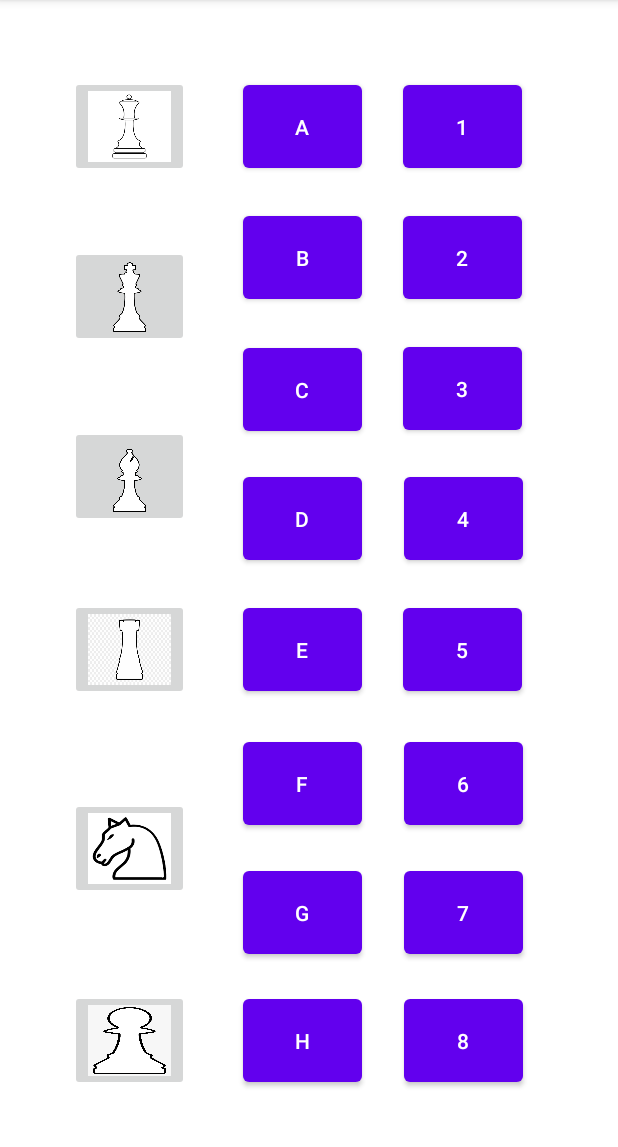
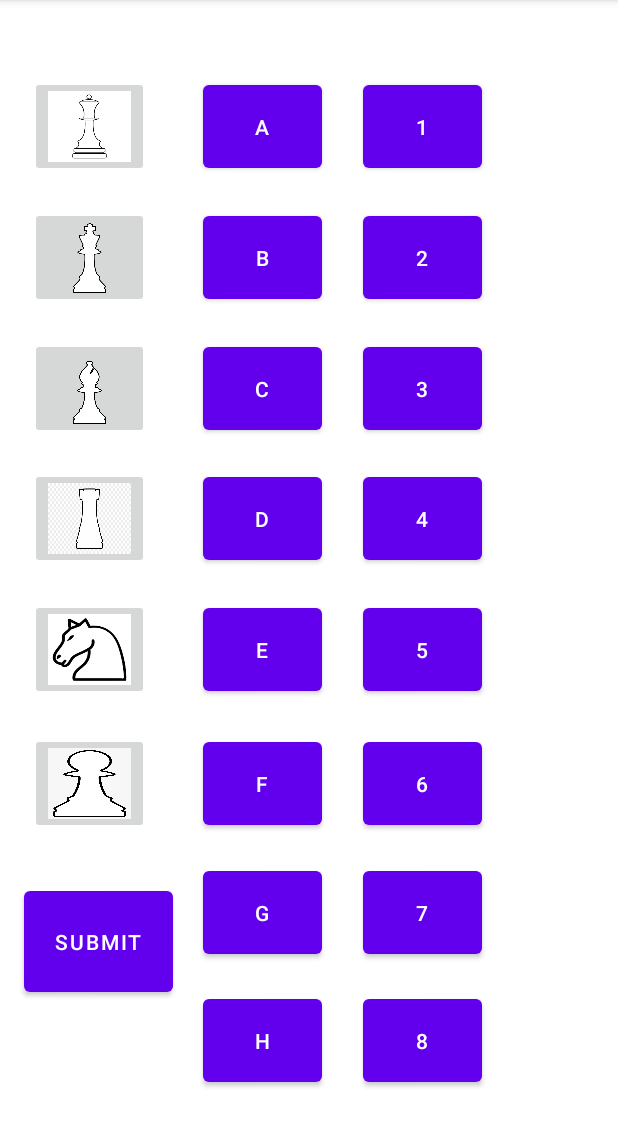
Before and after one commit to DeanLarkin/AndroidChess, an Android app: the MoveLayout screen opened through its navigation route, on a phone screen of 412 x 824 dp, the part 84-1231 px from its top. Run offline under Robolectric (Android 15) with nearby library versions, the phone set to English and light mode, and no system bars.

Commit message:
Changed move fragment

```diff
--- a/app/src/main/java/com/example/chess/MoveLayout.kt
+++ b/app/src/main/java/com/example/chess/MoveLayout.kt
@@ -6,52 +6,32 @@ import android.view.LayoutInflater
 import android.view.View
 import android.view.ViewGroup
 import androidx.fragment.app.activityViewModels
+import com.example.chess.databinding.FragmentMoveLayoutBinding
 
-// TODO: Rename parameter arguments, choose names that match
-// the fragment initialization parameters, e.g. ARG_ITEM_NUMBER
-private const val ARG_PARAM1 = "param1"
-private const val ARG_PARAM2 = "param2"
-
-/**
- * A simple [Fragment] subclass.
- * Use the [MoveLayout.newInstance] factory method to
- * create an instance of this fragment.
- */
 class MoveLayout : Fragment() {
 
+    private lateinit var binding: FragmentMoveLayoutBinding
     private val cvm: ChessViewModel by activityViewModels()
 
     override fun onCreate(savedInstanceState: Bundle?) {
         super.onCreate(savedInstanceState)
-        arguments?.let {
-        }
+
     }
 
     override fun onCreateView(
         inflater: LayoutInflater, container: ViewGroup?,
         savedInstanceState: Bundle?
+
     ): View? {
-        // Inflate the layout for this fragment
-        return inflater.inflate(R.layout.fragment_move_layout, container, false)
+
+        binding = FragmentMoveLayoutBinding.inflate(layoutInflater, container, false)
+        var pieceName: String = ""
+        var positionLetter: String = ""
+        var positionNumber: String = ""
+
+
+
+        return binding.root
     }
 
-    companion object {
-        /**
-         * Use this factory method to create a new instance of
-         * this fragment using the provided parameters.
-         *
-         * @param param1 Parameter 1.
-         * @param param2 Parameter 2.
-         * @return A new instance of fragment MoveLayout.
-         */
-        // TODO: Rename and change types and number of parameters
-        @JvmStatic
-        fun newInstance(param1: String, param2: String) =
-            MoveLayout().apply {
-                arguments = Bundle().apply {
-                    putString(ARG_PARAM1, param1)
-                    putString(ARG_PARAM2, param2)
-                }
-            }
-    }
 }
--- a/app/src/main/res/layout/fragment_move_layout.xml
+++ b/app/src/main/res/layout/fragment_move_layout.xml
@@ -7,185 +7,57 @@
     android:layout_height="match_parent"
     tools:context=".MoveLayout"
     >
+
     <Button
-        android:id="@+id/button9"
+        android:id="@+id/submitButton"
+        android:layout_width="99dp"
+        android:layout_height="79dp"
+        android:text="submit"
+        app:layout_constraintBottom_toBottomOf="parent"
+        app:layout_constraintEnd_toEndOf="parent"
+        app:layout_constraintHorizontal_bias="0.051"
+        app:layout_constraintStart_toStartOf="parent"
+        app:layout_constraintTop_toTopOf="parent"
+        app:layout_constraintVertical_bias="0.854" />
+
+    <Button
+        android:id="@+id/buttonA"
         android:layout_width="79dp"
         android:layout_height="67dp"
-        android:text="1"
+        android:text="A"
         app:layout_constraintBottom_toBottomOf="parent"
         app:layout_constraintEnd_toEndOf="parent"
-        app:layout_constraintHorizontal_bias="0.807"
+        app:layout_constraintHorizontal_bias="0.406"
         app:layout_constraintStart_toStartOf="parent"
         app:layout_constraintTop_toTopOf="parent"
         app:layout_constraintVertical_bias="0.072" />
 
     <Button
-        android:id="@+id/button10"
-        android:layout_width="79dp"
-        android:layout_height="67dp"
-        android:text="2"
-        app:layout_constraintBottom_toBottomOf="parent"
-        app:layout_constraintEnd_toEndOf="parent"
-        app:layout_constraintHorizontal_bias="0.807"
-        app:layout_constraintStart_toStartOf="parent"
-        app:layout_constraintTop_toTopOf="parent"
-        app:layout_constraintVertical_bias="0.197" />
-
-    <Button
-        android:id="@+id/button11"
-        android:layout_width="79dp"
-        android:layout_height="67dp"
-        android:text="3"
-        app:layout_constraintBottom_toBottomOf="parent"
-        app:layout_constraintEnd_toEndOf="parent"
-        app:layout_constraintHorizontal_bias="0.807"
-        app:layout_constraintStart_toStartOf="parent"
-        app:layout_constraintTop_toTopOf="parent"
-        app:layout_constraintVertical_bias="0.322" />
-
-    <Button
-        android:id="@+id/button12"
-        android:layout_width="79dp"
-        android:layout_height="67dp"
-        android:text="4"
-        app:layout_constraintBottom_toBottomOf="parent"
-        app:layout_constraintEnd_toEndOf="parent"
-        app:layout_constraintHorizontal_bias="0.81"
-        app:layout_constraintStart_toStartOf="parent"
-        app:layout_constraintTop_toTopOf="parent"
-        app:layout_constraintVertical_bias="0.445" />
-
-    <Button
-        android:id="@+id/button13"
-        android:layout_width="79dp"
-        android:layout_height="67dp"
-        android:text="5"
-        app:layout_constraintBottom_toBottomOf="parent"
-        app:layout_constraintEnd_toEndOf="parent"
-        app:layout_constraintHorizontal_bias="0.807"
-        app:layout_constraintStart_toStartOf="parent"
-        app:layout_constraintTop_toTopOf="parent"
-        app:layout_constraintVertical_bias="0.57" />
-
-    <Button
-        android:id="@+id/button14"
+        android:id="@+id/button6"
         android:layout_width="79dp"
         android:layout_height="67dp"
         android:text="6"
         app:layout_constraintBottom_toBottomOf="parent"
         app:layout_constraintEnd_toEndOf="parent"
-        app:layout_constraintHorizontal_bias="0.81"
+        app:layout_constraintHorizontal_bias="0.728"
         app:layout_constraintStart_toStartOf="parent"
         app:layout_constraintTop_toTopOf="parent"
         app:layout_constraintVertical_bias="0.697" />
 
-    <Button
-        android:id="@+id/button15"
+    <ImageButton
+        android:id="@+id/queen"
         android:layout_width="79dp"
         android:layout_height="67dp"
-        android:text="7"
+        android:adjustViewBounds="true"
+        android:contentDescription="queen"
+        android:scaleType="fitXY"
         app:layout_constraintBottom_toBottomOf="parent"
         app:layout_constraintEnd_toEndOf="parent"
-        app:layout_constraintHorizontal_bias="0.81"
+        app:layout_constraintHorizontal_bias="0.06"
         app:layout_constraintStart_toStartOf="parent"
         app:layout_constraintTop_toTopOf="parent"
-        app:layout_constraintVertical_bias="0.82" />
-
-    <Button
-        android:id="@+id/button16"
-        android:layout_width="79dp"
-        android:layout_height="67dp"
-        android:text="8"
-        app:layout_constraintBottom_toBottomOf="parent"
-        app:layout_constraintEnd_toEndOf="parent"
-        app:layout_constraintHorizontal_bias="0.81"
-        app:layout_constraintStart_toStartOf="parent"
-        app:layout_constraintTop_toTopOf="parent"
-        app:layout_constraintVertical_bias="0.942" />
-
-    <Button
-        android:id="@+id/button2"
-        android:layout_width="79dp"
-        android:layout_height="67dp"
-        android:text="B"
-        app:layout_constraintBottom_toBottomOf="parent"
-        app:layout_constraintEnd_toEndOf="parent"
-        app:layout_constraintHorizontal_bias="0.487"
-        app:layout_constraintStart_toStartOf="parent"
-        app:layout_constraintTop_toTopOf="parent"
-        app:layout_constraintVertical_bias="0.197" />
-
-    <Button
-        android:id="@+id/button3"
-        android:layout_width="79dp"
-        android:layout_height="67dp"
-        android:text="C"
-        app:layout_constraintBottom_toBottomOf="parent"
-        app:layout_constraintEnd_toEndOf="parent"
-        app:layout_constraintHorizontal_bias="0.487"
-        app:layout_constraintStart_toStartOf="parent"
-        app:layout_constraintTop_toTopOf="parent"
-        app:layout_constraintVertical_bias="0.323" />
-
-    <Button
-        android:id="@+id/button4"
-        android:layout_width="79dp"
-        android:layout_height="67dp"
-        android:text="D"
-        app:layout_constraintBottom_toBottomOf="parent"
-        app:layout_constraintEnd_toEndOf="parent"
-        app:layout_constraintHorizontal_bias="0.487"
-        app:layout_constraintStart_toStartOf="parent"
-        app:layout_constraintTop_toTopOf="parent"
-        app:layout_constraintVertical_bias="0.445" />
-
-    <Button
-        android:id="@+id/button5"
-        android:layout_width="79dp"
-        android:layout_height="67dp"
-        android:text="E"
-        app:layout_constraintBottom_toBottomOf="parent"
-        app:layout_constraintEnd_toEndOf="parent"
-        app:layout_constraintHorizontal_bias="0.487"
-        app:layout_constraintStart_toStartOf="parent"
-        app:layout_constraintTop_toTopOf="parent"
-        app:layout_constraintVertical_bias="0.57" />
-
-    <Button
-        android:id="@+id/button6"
-        android:layout_width="79dp"
-        android:layout_height="67dp"
-        android:text="F"
-        app:layout_constraintBottom_toBottomOf="parent"
-        app:layout_constraintEnd_toEndOf="parent"
-        app:layout_constraintHorizontal_bias="0.487"
-        app:layout_constraintStart_toStartOf="parent"
-        app:layout_constraintTop_toTopOf="parent"
-        app:layout_constraintVertical_bias="0.697" />
-
-    <Button
-        android:id="@+id/button7"
-        android:layout_width="79dp"
-        android:layout_height="67dp"
-        android:text="G"
-        app:layout_constraintBottom_toBottomOf="parent"
-        app:layout_constraintEnd_toEndOf="parent"
-        app:layout_constraintHorizontal_bias="0.487"
-        app:layout_constraintStart_toStartOf="parent"
-        app:layout_constraintTop_toTopOf="parent"
-        app:layout_constraintVertical_bias="0.82" />
-
-    <Button
-        android:id="@+id/button8"
-        android:layout_width="79dp"
-        android:layout_height="67dp"
-        android:text="H"
-        app:layout_constraintBottom_toBottomOf="parent"
-        app:layout_constraintEnd_toEndOf="parent"
-        app:layout_constraintHorizontal_bias="0.487"
-        app:layout_constraintStart_toStartOf="parent"
-        app:layout_constraintTop_toTopOf="parent"
-        app:layout_constraintVertical_bias="0.942" />
+        app:layout_constraintVertical_bias="0.072"
+        app:srcCompat="@drawable/queen" />
 
     <ImageButton
         android:id="@+id/pawn"
@@ -196,11 +68,152 @@
         android:scaleType="fitXY"
         app:layout_constraintBottom_toBottomOf="parent"
         app:layout_constraintEnd_toEndOf="parent"
-        app:layout_constraintHorizontal_bias="0.141"
+        app:layout_constraintHorizontal_bias="0.06"
         app:layout_constraintStart_toStartOf="parent"
         app:layout_constraintTop_toTopOf="parent"
-        app:layout_constraintVertical_bias="0.942"
+        app:layout_constraintVertical_bias="0.697"
         app:srcCompat="@drawable/pawn" />
+
+    <Button
+        android:id="@+id/button8"
+        android:layout_width="79dp"
+        android:layout_height="67dp"
+        android:text="8"
+        app:layout_constraintBottom_toBottomOf="parent"
+        app:layout_constraintEnd_toEndOf="parent"
+        app:layout_constraintHorizontal_bias="0.728"
+        app:layout_constraintStart_toStartOf="parent"
+        app:layout_constraintTop_toTopOf="parent"
+        app:layout_constraintVertical_bias="0.942" />
+
+    <ImageButton
+        android:id="@+id/imageButton3"
+        android:layout_width="79dp"
+        android:layout_height="67dp"
+        android:adjustViewBounds="true"
+        android:contentDescription="bishop"
+        android:scaleType="fitXY"
+        app:layout_constraintBottom_toBottomOf="parent"
+        app:layout_constraintEnd_toEndOf="parent"
+        app:layout_constraintHorizontal_bias="0.06"
+        app:layout_constraintStart_toStartOf="parent"
+        app:layout_constraintTop_toTopOf="parent"
+        app:layout_constraintVertical_bias="0.322"
+        app:srcCompat="@drawable/bishop" />
+
+    <Button
+        android:id="@+id/buttonC"
+        android:layout_width="79dp"
+        android:layout_height="67dp"
+        android:text="C"
+        app:layout_constraintBottom_toBottomOf="parent"
+        app:layout_constraintEnd_toEndOf="parent"
+        app:layout_constraintHorizontal_bias="0.406"
+        app:layout_constraintStart_toStartOf="parent"
+        app:layout_constraintTop_toTopOf="parent"
+        app:layout_constraintVertical_bias="0.322" />
+
+    <Button
+        android:id="@+id/buttonH"
+        android:layout_width="79dp"
+        android:layout_height="67dp"
+        android:text="H"
+        app:layout_constraintBottom_toBottomOf="parent"
+        app:layout_constraintEnd_toEndOf="parent"
+        app:layout_constraintHorizontal_bias="0.406"
+        app:layout_constraintStart_toStartOf="parent"
+        app:layout_constraintTop_toTopOf="parent"
+        app:layout_constraintVertical_bias="0.942" />
+
+    <ImageButton
+        android:id="@+id/king"
+        android:layout_width="79dp"
+        android:layout_height="67dp"
+        android:adjustViewBounds="true"
+        android:contentDescription="king"
+        android:scaleType="fitXY"
+        app:layout_constraintBottom_toBottomOf="parent"
+        app:layout_constraintEnd_toEndOf="parent"
+        app:layout_constraintHorizontal_bias="0.06"
+        app:layout_constraintStart_toStartOf="parent"
+        app:layout_constraintTop_toTopOf="parent"
+        app:layout_constraintVertical_bias="0.197"
+        app:srcCompat="@drawable/king" />
+
+    <ImageButton
+        android:id="@+id/imageButton4"
+        android:layout_width="79dp"
+        android:layout_height="67dp"
+        android:adjustViewBounds="true"
+        android:contentDescription="rook"
+        android:scaleType="fitXY"
+        app:layout_constraintBottom_toBottomOf="parent"
+        app:layout_constraintEnd_toEndOf="parent"
+        app:layout_constraintHorizontal_bias="0.06"
+        app:layout_constraintStart_toStartOf="parent"
+        app:layout_constraintTop_toTopOf="parent"
+        app:layout_constraintVertical_bias="0.445"
+        app:srcCompat="@drawable/rook" />
+
+    <Button
+        android:id="@+id/button7"
+        android:layout_width="79dp"
+        android:layout_height="67dp"
+        android:text="7"
+        app:layout_constraintBottom_toBottomOf="parent"
+        app:layout_constraintEnd_toEndOf="parent"
+        app:layout_constraintHorizontal_bias="0.728"
+        app:layout_constraintStart_toStartOf="parent"
+        app:layout_constraintTop_toTopOf="parent"
+        app:layout_constraintVertical_bias="0.82" />
+
+    <Button
+        android:id="@+id/buttonB"
+        android:layout_width="79dp"
+        android:layout_height="67dp"
+        android:text="B"
+        app:layout_constraintBottom_toBottomOf="parent"
+        app:layout_constraintEnd_toEndOf="parent"
+        app:layout_constraintHorizontal_bias="0.406"
+        app:layout_constraintStart_toStartOf="parent"
+        app:layout_constraintTop_toTopOf="parent"
+        app:layout_constraintVertical_bias="0.197" />
+
+    <Button
+        android:id="@+id/buttonE"
+        android:layout_width="79dp"
+        android:layout_height="67dp"
+        android:text="E"
+        app:layout_constraintBottom_toBottomOf="parent"
+        app:layout_constraintEnd_toEndOf="parent"
+        app:layout_constraintHorizontal_bias="0.406"
+        app:layout_constraintStart_toStartOf="parent"
+        app:layout_constraintTop_toTopOf="parent"
+        app:layout_constraintVertical_bias="0.57" />
+
+    <Button
+        android:id="@+id/button1"
+        android:layout_width="79dp"
+        android:layout_height="67dp"
+        android:text="1"
+        app:layout_constraintBottom_toBottomOf="parent"
+        app:layout_constraintEnd_toEndOf="parent"
+        app:layout_constraintHorizontal_bias="0.728"
+        app:layout_constraintStart_toStartOf="parent"
+        app:layout_constraintTop_toTopOf="parent"
+        app:layout_constraintVertical_bias="0.072" />
+
+    <Button
+        android:id="@+id/buttonD"
+        android:layout_width="79dp"
+        android:layout_height="67dp"
+        android:text="D"
+        app:layout_constraintBottom_toBottomOf="parent"
+        app:layout_constraintEnd_toEndOf="parent"
+        app:layout_constraintHorizontal_bias="0.406"
+        app:layout_constraintStart_toStartOf="parent"
+        app:layout_constraintTop_toTopOf="parent"
+        app:layout_constraintVertical_bias="0.445" />
 
     <ImageButton
         android:id="@+id/knight"
@@ -211,81 +224,82 @@
         android:scaleType="fitXY"
         app:layout_constraintBottom_toBottomOf="parent"
         app:layout_constraintEnd_toEndOf="parent"
-        app:layout_constraintHorizontal_bias="0.141"
-        app:layout_constraintStart_toStartOf="parent"
-        app:layout_constraintTop_toTopOf="parent"
-        app:layout_constraintVertical_bias="0.759"
-        app:srcCompat="@drawable/knight" />
-
-    <ImageButton
-        android:id="@+id/imageButton3"
-        android:layout_width="79dp"
-        android:layout_height="67dp"
-        android:adjustViewBounds="true"
-        android:contentDescription="bishop"
-        android:scaleType="fitXY"
-        app:layout_constraintBottom_toBottomOf="parent"
-        app:layout_constraintEnd_toEndOf="parent"
-        app:layout_constraintHorizontal_bias="0.141"
-        app:layout_constraintStart_toStartOf="parent"
-        app:layout_constraintTop_toTopOf="parent"
-        app:layout_constraintVertical_bias="0.405"
-        app:srcCompat="@drawable/bishop" />
-
-    <ImageButton
-        android:id="@+id/imageButton4"
-        android:layout_width="79dp"
-        android:layout_height="67dp"
-        android:adjustViewBounds="true"
-        android:contentDescription="rook"
-        android:scaleType="fitXY"
-        app:layout_constraintBottom_toBottomOf="parent"
-        app:layout_constraintEnd_toEndOf="parent"
-        app:layout_constraintHorizontal_bias="0.141"
+        app:layout_constraintHorizontal_bias="0.06"
         app:layout_constraintStart_toStartOf="parent"
         app:layout_constraintTop_toTopOf="parent"
         app:layout_constraintVertical_bias="0.57"
-        app:srcCompat="@drawable/rook" />
+        app:srcCompat="@drawable/knight" />
 
-    <ImageButton
-        android:id="@+id/queen"
+    <Button
+        android:id="@+id/button3"
         android:layout_width="79dp"
         android:layout_height="67dp"
-        android:adjustViewBounds="true"
-        android:contentDescription="queen"
-        android:scaleType="fitXY"
+        android:text="3"
         app:layout_constraintBottom_toBottomOf="parent"
         app:layout_constraintEnd_toEndOf="parent"
-        app:layout_constraintHorizontal_bias="0.141"
+        app:layout_constraintHorizontal_bias="0.728"
         app:layout_constraintStart_toStartOf="parent"
         app:layout_constraintTop_toTopOf="parent"
-        app:layout_constraintVertical_bias="0.072"
-        app:srcCompat="@drawable/queen" />
+        app:layout_constraintVertical_bias="0.322" />
 
-    <ImageButton
-        android:id="@+id/king"
+    <Button
+        android:id="@+id/buttonF"
         android:layout_width="79dp"
         android:layout_height="67dp"
-        android:adjustViewBounds="true"
-        android:contentDescription="king"
-        android:scaleType="fitXY"
+        android:text="F"
         app:layout_constraintBottom_toBottomOf="parent"
         app:layout_constraintEnd_toEndOf="parent"
-        app:layout_constraintHorizontal_bias="0.141"
+        app:layout_constraintHorizontal_bias="0.406"
         app:layout_constraintStart_toStartOf="parent"
         app:layout_constraintTop_toTopOf="parent"
-        app:layout_constraintVertical_bias="0.234"
-        app:srcCompat="@drawable/king" />
+        app:layout_constraintVertical_bias="0.697" />
 
     <Button
-        android:id="@+id/button"
+        android:id="@+id/button2"
         android:layout_width="79dp"
         android:layout_height="67dp"
-        android:text="A"
+        android:text="2"
         app:layout_constraintBottom_toBottomOf="parent"
         app:layout_constraintEnd_toEndOf="parent"
-        app:layout_constraintHorizontal_bias="0.487"
+        app:layout_constraintHorizontal_bias="0.728"
         app:layout_constraintStart_toStartOf="parent"
         app:layout_constraintTop_toTopOf="parent"
-        app:layout_constraintVertical_bias="0.072" />
+        app:layout_constraintVertical_bias="0.197" />
+
+    <Button
+        android:id="@+id/button5"
+        android:layout_width="79dp"
+        android:layout_height="67dp"
+        android:text="5"
+        app:layout_constraintBottom_toBottomOf="parent"
+        app:layout_constraintEnd_toEndOf="parent"
+        app:layout_constraintHorizontal_bias="0.728"
+        app:layout_constraintStart_toStartOf="parent"
+        app:layout_constraintTop_toTopOf="parent"
+        app:layout_constraintVertical_bias="0.57" />
+
+    <Button
+        android:id="@+id/buttonG"
+        android:layout_width="79dp"
+        android:layout_height="67dp"
+        android:text="G"
+        app:layout_constraintBottom_toBottomOf="parent"
+        app:layout_constraintEnd_toEndOf="parent"
+        app:layout_constraintHorizontal_bias="0.406"
+        app:layout_constraintStart_toStartOf="parent"
+        app:layout_constraintTop_toTopOf="parent"
+        app:layout_constraintVertical_bias="0.82" />
+
+    <Button
+        android:id="@+id/button4"
+        android:layout_width="79dp"
+        android:layout_height="67dp"
+        android:text="4"
+        app:layout_constraintBottom_toBottomOf="parent"
+        app:layout_constraintEnd_toEndOf="parent"
+        app:layout_constraintHorizontal_bias="0.728"
+        app:layout_constraintStart_toStartOf="parent"
+        app:layout_constraintTop_toTopOf="parent"
+        app:layout_constraintVertical_bias="0.445" />
+
 </androidx.constraintlayout.widget.ConstraintLayout>
```
